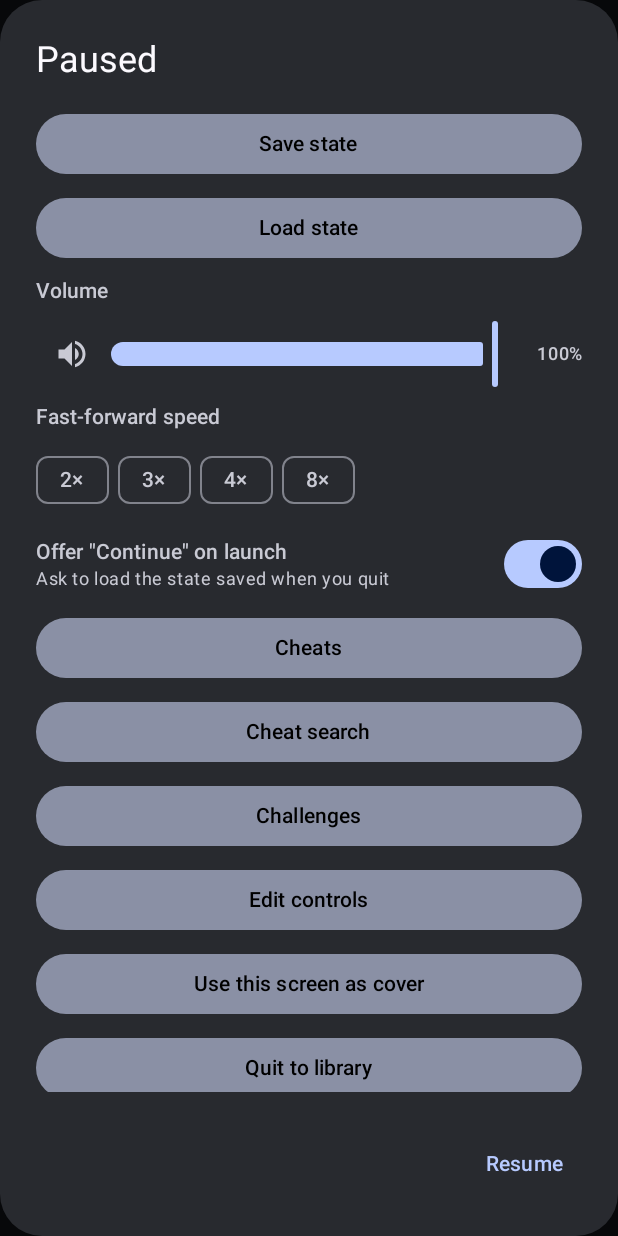
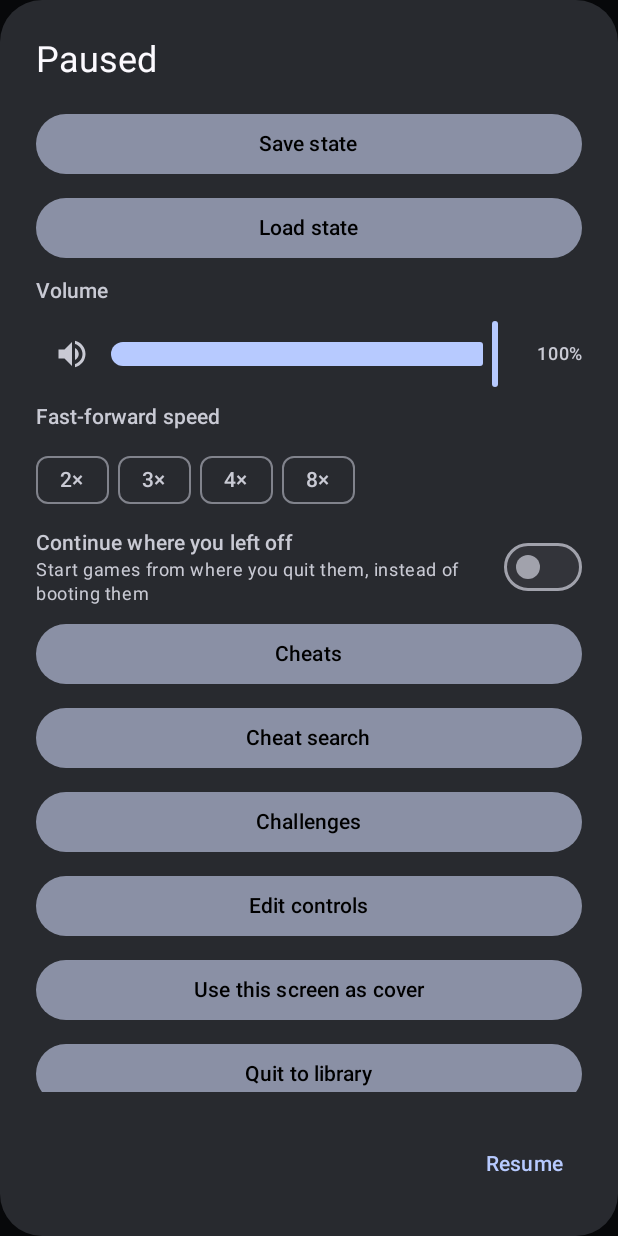
Before and after one commit to Bruno-PRDA/PokeEmu, an Android app built with Jetpack Compose: the composable PauseMenu called with empty values, on a phone screen of 412 x 824 dp. Run offline under Robolectric (Android 15) with nearby library versions, the phone set to English and light mode, and no system bars.

Commit message:
Boot games straight away; Continue is an opt-in setting
Tapping a game boots it; no more Continue/Boot game question. With
"Continue where you left off" switched on (pause menu, off by default),
games start from the state saved when they were last quit.

Co-Authored-By: Claude Opus 5.5 <noreply@anthropic.com>

```diff
--- a/app/src/main/java/com/pokeemu/app/ui/PlayerScreen.kt
+++ b/app/src/main/java/com/pokeemu/app/ui/PlayerScreen.kt
@@ -294,8 +294,9 @@ fun PauseMenu(
     onVolume: (Float) -> Unit = {},
     onMute: (Boolean) -> Unit = {},
     /** Whether to offer the quit-time state when the game starts. */
-    askContinue: Boolean = true,
-    onAskContinue: (Boolean) -> Unit = {},
+    /** Start games where they were last quit (off: they boot normally). */
+    autoContinue: Boolean = false,
+    onAutoContinue: (Boolean) -> Unit = {},
 ) {
     AlertDialog(
         onDismissRequest = onDismiss,
@@ -340,10 +341,10 @@ fun PauseMenu(
                 }
                 Row(verticalAlignment = Alignment.CenterVertically) {
                     Column(Modifier.weight(1f)) {
-                        Text("Offer \"Continue\" on launch", style = MaterialTheme.typography.labelLarge)
-                        Text("Ask to load the state saved when you quit", style = MaterialTheme.typography.bodySmall)
+                        Text("Continue where you left off", style = MaterialTheme.typography.labelLarge)
+                        Text("Start games from where you quit them, instead of booting them", style = MaterialTheme.typography.bodySmall)
                     }
-                    androidx.compose.material3.Switch(checked = askContinue, onCheckedChange = onAskContinue)
+                    androidx.compose.material3.Switch(checked = autoContinue, onCheckedChange = onAutoContinue)
                 }
                 FilledTonalButton(onClick = onCheats, Modifier.fillMaxWidth()) { Text("Cheats") }
                 FilledTonalButton(onClick = onCheatSearch, Modifier.fillMaxWidth()) { Text("Cheat search") }
@@ -410,14 +411,3 @@ private fun Thumbnail(file: File?) {
         Box(mod)
     }
 }
-
-@Composable
-fun ResumePrompt(onContinue: () -> Unit, onFresh: () -> Unit) {
-    AlertDialog(
-        onDismissRequest = onFresh,
-        title = { Text("Continue where you left off?") },
-        text = { Text("\"Boot game\" starts from your in-game save. \"Continue\" loads the state saved when you last quit. You can turn this question off in the pause menu.") },
-        confirmButton = { TextButton(onClick = onFresh) { Text("Boot game") } },
-        dismissButton = { TextButton(onClick = onContinue) { Text("Continue") } },
-    )
-}
```
Also changed, not shown: app/src/main/java/com/pokeemu/app/PlayerActivity.kt (+11 -14 lines).
